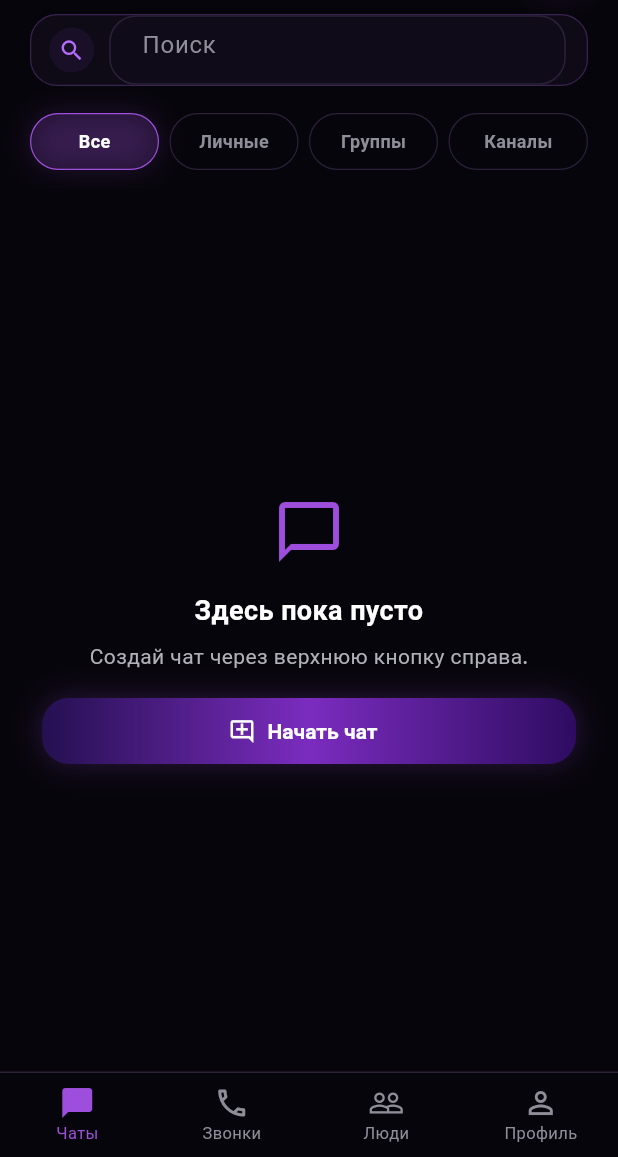
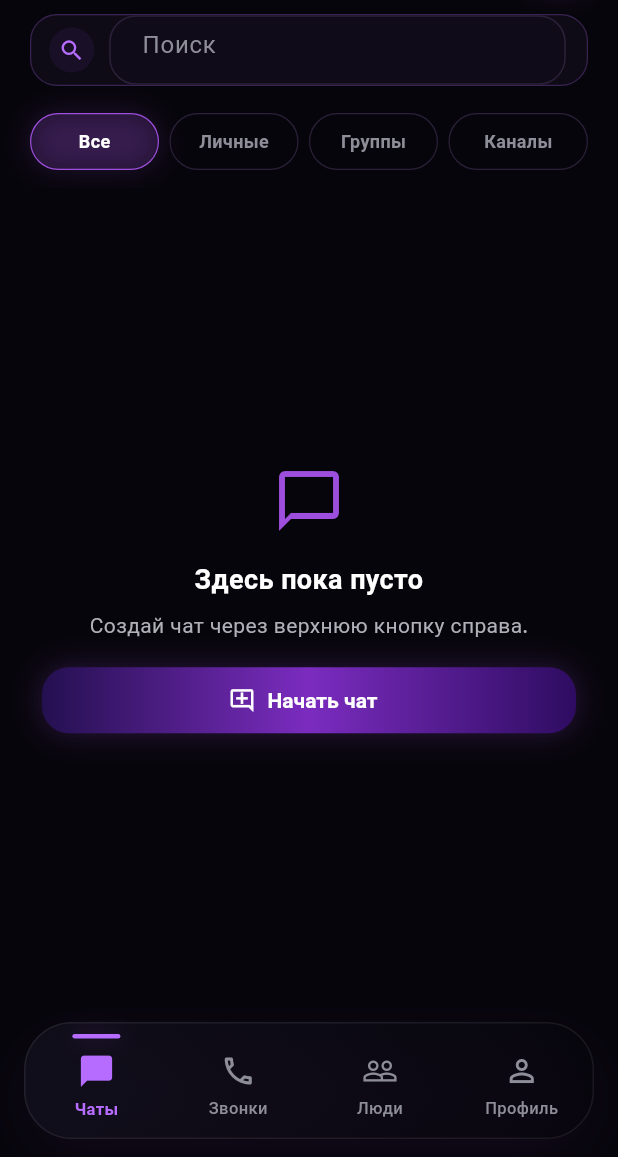
Before and after one commit to vladbogus498-design/my_messenger, a Flutter app: the screen it shows once a user with an empty profile is signed in, on a phone screen of 412 x 824 dp, the part 79-1236 px from its top. Run offline on Flutter 3.47's test engine with Material 3 defaults, Android fonts, the phone set to English and light mode, and no system bars; our stand-ins replace audioplayers, cached_network_image, cloud_firestore, dio, firebase_auth, firebase_core and 11 more; missing offline and left inert: dio_smart_retry, encrypt, pointycastle; accounts and stored records are empty.

Commit message:
Premium settings and bottom nav UI pass

```diff
--- a/lib/screens/chats_screen.dart
+++ b/lib/screens/chats_screen.dart
@@ -498,46 +498,72 @@ class _ChatScreenState extends ConsumerState<ChatScreen> {
   }
 
   Widget _buildBottomNavBar() {
-    return Container(
-      decoration: const BoxDecoration(
-        color: DarkKickColors.darkBackground,
-        border: Border(top: BorderSide(color: DarkKickColors.divider)),
-      ),
-      child: BottomNavigationBar(
-        type: BottomNavigationBarType.fixed,
-        elevation: 0,
-        backgroundColor: DarkKickColors.darkBackground,
-        selectedItemColor: DarkKickColors.neonPurple,
-        unselectedItemColor: DarkKickColors.textTertiary,
-        selectedFontSize: 11,
-        unselectedFontSize: 11,
-        iconSize: 24,
-        showSelectedLabels: true,
-        showUnselectedLabels: true,
-        currentIndex: _selectedNavIndex,
-        onTap: (index) => setState(() => _selectedNavIndex = index),
-        items: const [
-          BottomNavigationBarItem(
-            icon: Icon(Icons.chat_bubble_outline),
-            activeIcon: Icon(Icons.chat_bubble),
+    const items = [
+      _DarkkickNavDestination(
+        icon: Icons.chat_bubble_outline,
+        activeIcon: Icons.chat_bubble,
         label: 'Чаты',
       ),
-          BottomNavigationBarItem(
-            icon: Icon(Icons.phone_outlined),
-            activeIcon: Icon(Icons.phone),
+      _DarkkickNavDestination(
+        icon: Icons.phone_outlined,
+        activeIcon: Icons.phone,
         label: 'Звонки',
       ),
-          BottomNavigationBarItem(
-            icon: Icon(Icons.people_outline),
-            activeIcon: Icon(Icons.people),
+      _DarkkickNavDestination(
+        icon: Icons.people_outline,
+        activeIcon: Icons.people,
         label: 'Люди',
       ),
-          BottomNavigationBarItem(
-            icon: Icon(Icons.person_outline),
-            activeIcon: Icon(Icons.person),
+      _DarkkickNavDestination(
+        icon: Icons.person_outline,
+        activeIcon: Icons.person,
         label: 'Профиль',
       ),
+    ];
+
+    return SafeArea(
+      top: false,
+      child: Padding(
+        padding: const EdgeInsets.fromLTRB(16, 8, 16, 12),
+        child: Container(
+          height: 78,
+          decoration: BoxDecoration(
+            color: const Color(0xFF0B0814).withValues(alpha: 0.88),
+            borderRadius: BorderRadius.circular(32),
+            border: Border.all(
+              color: Colors.white.withValues(alpha: 0.075),
+              width: 1,
+            ),
+            gradient: LinearGradient(
+              begin: Alignment.topLeft,
+              end: Alignment.bottomRight,
+              colors: [
+                const Color(0xFF12101D).withValues(alpha: 0.9),
+                const Color(0xFF07050C).withValues(alpha: 0.92),
               ],
+            ),
+            boxShadow: [
+              BoxShadow(
+                color: DarkKickColors.neonPurple.withValues(alpha: 0.08),
+                blurRadius: 28,
+                spreadRadius: -8,
+                offset: const Offset(0, 12),
+              ),
+            ],
+          ),
+          child: Row(
+            children: List.generate(items.length, (index) {
+              final selected = index == _selectedNavIndex;
+              return Expanded(
+                child: _DarkkickBottomNavItem(
+                  item: items[index],
+                  selected: selected,
+                  onTap: () => setState(() => _selectedNavIndex = index),
+                ),
+              );
+            }),
+          ),
+        ),
       ),
     );
   }
@@ -570,6 +596,103 @@ class _ChatScreenState extends ConsumerState<ChatScreen> {
     Navigator.push(
       context,
       NavigationAnimations.slideFadeRoute(const NewChatScreen()),
+    );
+  }
+}
+
+class _DarkkickNavDestination {
+  const _DarkkickNavDestination({
+    required this.icon,
+    required this.activeIcon,
+    required this.label,
+  });
+
+  final IconData icon;
+  final IconData activeIcon;
+  final String label;
+}
+
+class _DarkkickBottomNavItem extends StatelessWidget {
+  const _DarkkickBottomNavItem({
+    required this.item,
+    required this.selected,
+    required this.onTap,
+  });
+
+  final _DarkkickNavDestination item;
+  final bool selected;
+  final VoidCallback onTap;
+
+  @override
+  Widget build(BuildContext context) {
+    final color = selected
+        ? DarkKickColors.electricPurple
+        : DarkKickColors.textTertiary;
+
+    return Semantics(
+      button: true,
+      selected: selected,
+      label: item.label,
+      child: Material(
+        color: Colors.transparent,
+        child: InkWell(
+          onTap: onTap,
+          borderRadius: BorderRadius.circular(28),
+          child: Stack(
+            alignment: Alignment.topCenter,
+            children: [
+              AnimatedContainer(
+                duration: const Duration(milliseconds: 180),
+                width: selected ? 32 : 0,
+                height: 3,
+                margin: const EdgeInsets.only(top: 7),
+                decoration: BoxDecoration(
+                  color: DarkKickColors.electricPurple,
+                  borderRadius: BorderRadius.circular(999),
+                  boxShadow: selected
+                      ? [
+                          BoxShadow(
+                            color: DarkKickColors.neonPurple.withValues(
+                              alpha: 0.32,
+                            ),
+                            blurRadius: 12,
+                          ),
+                        ]
+                      : null,
+                ),
+              ),
+              Center(
+                child: Padding(
+                  padding: const EdgeInsets.only(top: 8),
+                  child: Column(
+                    mainAxisSize: MainAxisSize.min,
+                    children: [
+                      Icon(
+                        selected ? item.activeIcon : item.icon,
+                        color: color,
+                        size: selected ? 25 : 24,
+                      ),
+                      const SizedBox(height: 5),
+                      Text(
+                        item.label,
+                        maxLines: 1,
+                        overflow: TextOverflow.ellipsis,
+                        style: TextStyle(
+                          color: color,
+                          fontSize: 11,
+                          fontWeight: selected
+                              ? FontWeight.w700
+                              : FontWeight.w500,
+                        ),
+                      ),
+                    ],
+                  ),
+                ),
+              ),
+            ],
+          ),
+        ),
+      ),
     );
   }
 }
```
Also changed, not shown: lib/screens/profile_screen.dart (+101 -72 lines). Lines whose indentation alone changed are shown as unchanged.
